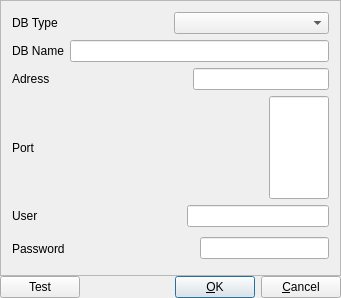
bizblocks/aldebaran-pos, file src.qt5/aldebaran/ddbsettings.ui: the form before one commit.
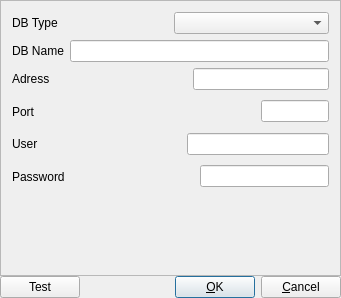
The form after the commit. Icons and pictures are not drawn.

```diff
--- a/src.qt5/aldebaran/ddbsettings.ui
+++ b/src.qt5/aldebaran/ddbsettings.ui
@@ -114,60 +114,6 @@
       <enum>QFrame::Raised</enum>
      </property>
      <layout class="QGridLayout">
-      <item row="1" column="0">
-       <layout class="QHBoxLayout">
-        <item>
-         <widget class="QLabel" name="lblDBName">
-          <property name="text">
-           <string>DB Name</string>
-          </property>
-          <property name="wordWrap">
-           <bool>false</bool>
-          </property>
-         </widget>
-        </item>
-        <item>
-         <widget class="QLineEdit" name="editDBName"/>
-        </item>
-       </layout>
-      </item>
-      <item row="2" column="0">
-       <layout class="QHBoxLayout">
-        <item>
-         <widget class="QLabel" name="lblAdress">
-          <property name="text">
-           <string>Adress</string>
-          </property>
-          <property name="wordWrap">
-           <bool>false</bool>
-          </property>
-         </widget>
-        </item>
-        <item>
-         <spacer name="spacer2">
-          <property name="orientation">
-           <enum>Qt::Horizontal</enum>
-          </property>
-          <property name="sizeType">
-           <enum>QSizePolicy::Expanding</enum>
-          </property>
-          <property name="sizeHint" stdset="0">
-           <size>
-            <width>21</width>
-            <height>21</height>
-           </size>
-          </property>
-         </spacer>
-        </item>
-        <item>
-         <widget class="QLineEdit" name="editAdress">
-          <property name="text">
-           <string/>
-          </property>
-         </widget>
-        </item>
-       </layout>
-      </item>
       <item row="4" column="0">
        <layout class="QHBoxLayout">
         <item>
@@ -201,58 +147,6 @@
         </item>
        </layout>
       </item>
-      <item row="3" column="0">
-       <layout class="QHBoxLayout">
-        <item>
-         <widget class="QLabel" name="lblPort">
-          <property name="minimumSize">
-           <size>
-            <width>0</width>
-            <height>0</height>
-           </size>
-          </property>
-          <property name="text">
-           <string>Port</string>
-          </property>
-          <property name="wordWrap">
-           <bool>false</bool>
-          </property>
-         </widget>
-        </item>
-        <item>
-         <spacer name="spacer3">
-          <property name="orientation">
-           <enum>Qt::Horizontal</enum>
-          </property>
-          <property name="sizeType">
-           <enum>QSizePolicy::Expanding</enum>
-          </property>
-          <property name="sizeHint" stdset="0">
-           <size>
-            <width>260</width>
-            <height>31</height>
-           </size>
-          </property>
-         </spacer>
-        </item>
-        <item>
-         <widget class="QLineEdit" name="editPort">
-          <property name="minimumSize">
-           <size>
-            <width>60</width>
-            <height>0</height>
-           </size>
-          </property>
-          <property name="maximumSize">
-           <size>
-            <width>60</width>
-            <height>32767</height>
-           </size>
-          </property>
-         </widget>
-        </item>
-       </layout>
-      </item>
       <item row="5" column="0">
        <layout class="QHBoxLayout">
         <item>
@@ -307,6 +201,119 @@
         </item>
        </layout>
       </item>
+      <item row="2" column="0">
+       <layout class="QHBoxLayout">
+        <item>
+         <widget class="QLabel" name="lblAdress">
+          <property name="text">
+           <string>Adress</string>
+          </property>
+          <property name="wordWrap">
+           <bool>false</bool>
+          </property>
+         </widget>
+        </item>
+        <item>
+         <spacer name="spacer2">
+          <property name="orientation">
+           <enum>Qt::Horizontal</enum>
+          </property>
+          <property name="sizeType">
+           <enum>QSizePolicy::Expanding</enum>
+          </property>
+          <property name="sizeHint" stdset="0">
+           <size>
+            <width>21</width>
+            <height>21</height>
+           </size>
+          </property>
+         </spacer>
+        </item>
+        <item>
+         <widget class="QLineEdit" name="editAdress">
+          <property name="text">
+           <string/>
+          </property>
+         </widget>
+        </item>
+       </layout>
+      </item>
+      <item row="3" column="0">
+       <layout class="QHBoxLayout">
+        <item>
+         <widget class="QLabel" name="lblPort">
+          <property name="minimumSize">
+           <size>
+            <width>0</width>
+            <height>0</height>
+           </size>
+          </property>
+          <property name="text">
+           <string>Port</string>
+          </property>
+          <property name="wordWrap">
+           <bool>false</bool>
+          </property>
+         </widget>
+        </item>
+        <item>
+         <spacer name="spacer3">
+          <property name="orientation">
+           <enum>Qt::Horizontal</enum>
+          </property>
+          <property name="sizeType">
+           <enum>QSizePolicy::Expanding</enum>
+          </property>
+          <property name="sizeHint" stdset="0">
+           <size>
+            <width>260</width>
+            <height>31</height>
+           </size>
+          </property>
+         </spacer>
+        </item>
+        <item>
+         <widget class="QLineEdit" name="editPort">
+          <property name="sizePolicy">
+           <sizepolicy hsizetype="Expanding" vsizetype="Fixed">
+            <horstretch>0</horstretch>
+            <verstretch>0</verstretch>
+           </sizepolicy>
+          </property>
+         </widget>
+        </item>
+       </layout>
+      </item>
+      <item row="1" column="0">
+       <layout class="QHBoxLayout">
+        <item>
+         <widget class="QLabel" name="lblDBName">
+          <property name="text">
+           <string>DB Name</string>
+          </property>
+          <property name="wordWrap">
+           <bool>false</bool>
+          </property>
+         </widget>
+        </item>
+        <item>
+         <widget class="QLineEdit" name="editDBName"/>
+        </item>
+       </layout>
+      </item>
+      <item row="6" column="0">
+       <spacer name="verticalSpacer">
+        <property name="orientation">
+         <enum>Qt::Vertical</enum>
+        </property>
+        <property name="sizeHint" stdset="0">
+         <size>
+          <width>20</width>
+          <height>40</height>
+         </size>
+        </property>
+       </spacer>
+      </item>
      </layout>
     </widget>
    </item>
```
Left out of the diff: 23 changed lines with no effect on the pictures.
